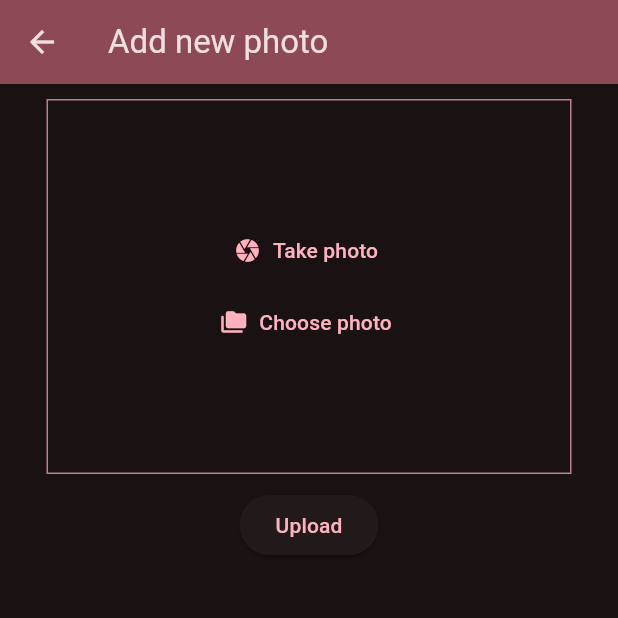
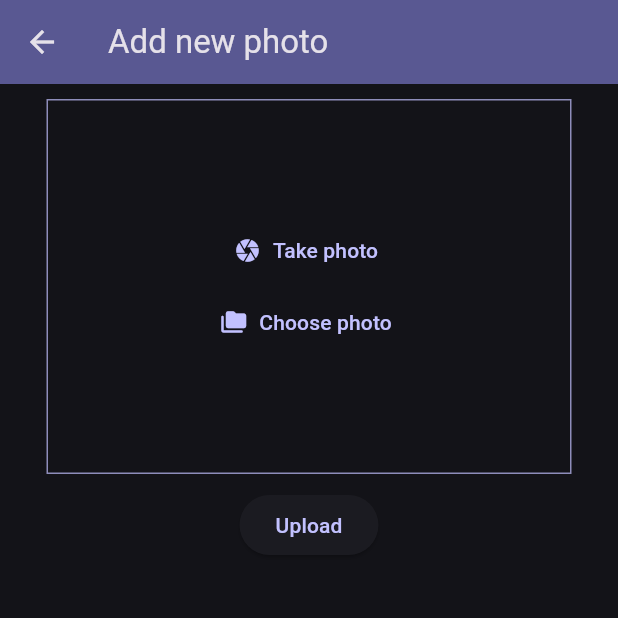
Before and after one commit to Inovisao/modelo_flutter_app, a Flutter app: the screen it shows once a user with an empty profile is signed in, after a tap on the "add photo alternate" icon, on a phone screen of 412 x 824 dp, the top half of it. Run offline on Flutter 3.47's test engine with Material 3 defaults, Android fonts, the phone set to English and light mode, and no system bars; our stand-ins replace firebase_auth, firebase_core, flutter_riverpod, google_sign_in, image_picker, sqflite; accounts and stored records are empty; network calls fail.

Commit message:
Changed logo background color to always be white. Changed main appbar colour to allow more visibility to logo.

```diff
--- a/lib/main.dart
+++ b/lib/main.dart
@@ -34,7 +34,7 @@ class MyApp extends StatelessWidget {
       title: 'Inophotos',
       theme: ThemeData(
         colorScheme: ColorScheme.fromSeed(
-          seedColor: Colors.pink,
+          seedColor: const Color.fromARGB(255, 14, 13, 48), //Colors.pink,
           brightness: Brightness.dark,
         ),
       ),
--- a/lib/screens/images.dart
+++ b/lib/screens/images.dart
@@ -30,7 +30,7 @@ class _PhotoScreenState extends State<PhotoScreen> {
         leading: const Image(
             image: AssetImage('assets/images/inovisao.png')),
         title: const Text('Picture Queue'),
-        backgroundColor: Theme.of(context).colorScheme.inversePrimary,
+        backgroundColor: Theme.of(context).colorScheme.primaryContainer,
         actions: [
           IconButton(
             onPressed: _onLogoutTap,
--- a/lib/widgets/logos.dart
+++ b/lib/widgets/logos.dart
@@ -1,4 +1,5 @@
 import 'package:flutter/material.dart';
+import 'package:app_skeleton/widgets/theme_color_switch.dart';
 
 class LogosContainers extends StatelessWidget {
   const LogosContainers(
@@ -12,10 +13,7 @@ class LogosContainers extends StatelessWidget {
     // Container that holds both logos for this row
     return Container(
       // Decoration to create colored border around the logo for visibility
-      decoration: BoxDecoration(
-        color: Colors.pink,
-        borderRadius: BorderRadius.circular(50),
-      ),
+      decoration: themeColorWhite(BorderRadius.circular(50), context),
       child: Row(
         mainAxisAlignment: MainAxisAlignment.center,
         children: [
--- /dev/null
+++ b/lib/widgets/theme_color_switch.dart
@@ -0,0 +1,14 @@
+import 'package:flutter/material.dart';
+
+//BorderRadius.circular(50)
+
+BoxDecoration themeColorWhite(
+    BorderRadius borderRadius, BuildContext context) {
+
+  BoxDecoration boxDecorationToMode = BoxDecoration(
+    color: Colors.white,
+    borderRadius: borderRadius,
+  );
+
+  return boxDecorationToMode;
+}
```
